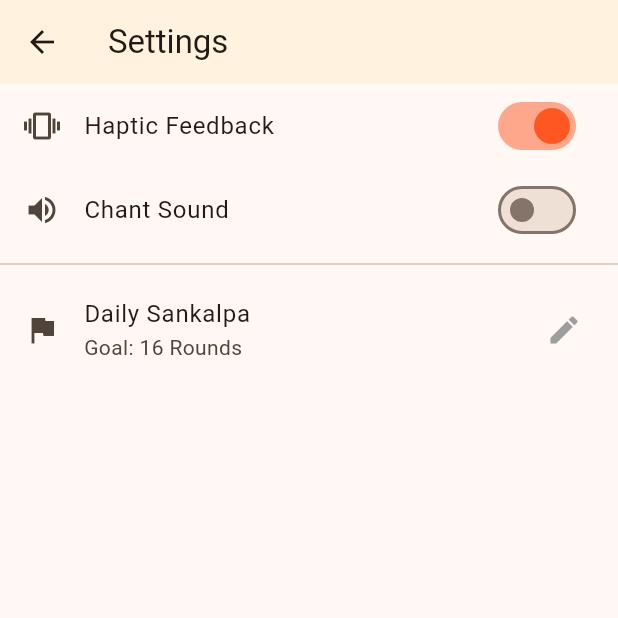
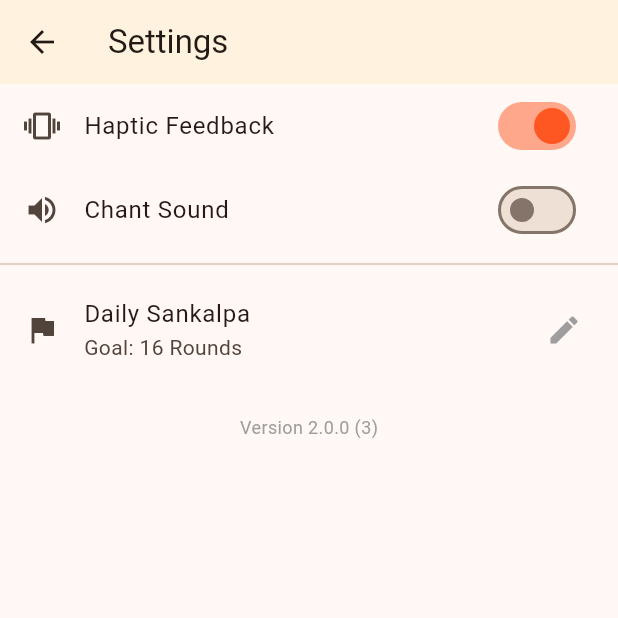
Before and after one commit to hemantrajsen/Smaran-App, a Flutter app: the SettingsScreen screen opened directly, after a tap on "Chant Sound", on a phone screen of 412 x 824 dp, the top half of it. Run offline on Flutter 3.47's test engine with Material 3 defaults, Android fonts, the phone set to English and light mode, and no system bars; our stand-ins replace audioplayers, google_fonts, package_info_plus, shared_preferences; accounts and stored records are empty.

Commit message:
v2.0 is updated and all the bug and flaws are fixed

```diff
--- a/lib/main.dart
+++ b/lib/main.dart
@@ -6,6 +6,7 @@ import 'package:flutter/services.dart';
 import 'dart:ui';
 import 'package:audioplayers/audioplayers.dart';
 import 'dart:math' as math;
+import 'package:package_info_plus/package_info_plus.dart';
 
 // --- CONSTANTS & THEME ---
 const Color kSaffron = Color(0xFFFF9933);
@@ -103,6 +104,7 @@ class _HomeScreenState extends State<HomeScreen>
       await _prefs?.setStringList('history_log', history);
       savedCounter = 0;
       savedMala = 0;
+      if (!mounted) return;
       ScaffoldMessenger.of(context).showSnackBar(
         const SnackBar(
           content: Text('New Day started! Yesterday saved to History. 🌅'),
@@ -285,6 +287,7 @@ class _HomeScreenState extends State<HomeScreen>
                 onChanged: (val) async {
                   setState(() => _isFocusModeOn = val);
                   await _prefs?.setBool('isFocusModeOn', val);
+                  if (!context.mounted) return;
                   Navigator.pop(context);
                 },
               ),
@@ -451,6 +454,7 @@ class _HomeScreenState extends State<HomeScreen>
               child: IconButton(
                 onPressed: () async {
                   await _resetCounts(resetMala: false);
+                  if (!context.mounted) return;
                   if (_shakeCtrl.isAnimating) return;
                   _shakeCtrl.forward(from: 0);
                   ScaffoldMessenger.of(context).showSnackBar(
@@ -718,6 +722,7 @@ class _MantraScreenState extends State<MantraScreen> {
                 setState(() => _mantraList.add(controller.text));
                 final prefs = await SharedPreferences.getInstance();
                 await prefs.setStringList('saved_mantras', _mantraList);
+                if (!context.mounted) return;
                 Navigator.pop(ctx);
               }
             },
@@ -994,11 +999,21 @@ class _SettingsScreenState extends State<SettingsScreen> {
   bool _isVibrationOn = true;
   bool _isSoundOn = true;
   double _targetRounds = 16;
+  String _appVersion = "Loading...";
 
   @override
   void initState() {
     super.initState();
     _loadSettings();
+    _loadAppVersion();
+  }
+
+  Future<void> _loadAppVersion() async {
+    final PackageInfo info = await PackageInfo.fromPlatform();
+    setState(() {
+      // This creates "Version 1.0.0 (Build 1)"
+      _appVersion = "Version ${info.version} (${info.buildNumber})";
+    });
   }
 
   Future<void> _loadSettings() async {
@@ -1042,7 +1057,7 @@ class _SettingsScreenState extends State<SettingsScreen> {
             secondary: const Icon(Icons.volume_up),
             title: const Text("Chant Sound"),
             value: _isSoundOn,
-            activeColor: Colors.deepOrange,
+            activeThumbColor: Colors.deepOrange,
             onChanged: (val) {
               setState(() => _isSoundOn = val);
               _updateSetting('isSoundOn', val);
@@ -1094,6 +1109,15 @@ class _SettingsScreenState extends State<SettingsScreen> {
               }
             },
           ),
+          const SizedBox(height: 20), // Spacing
+          // THE VERSION ROW
+          Center(
+            child: Text(
+              _appVersion,
+              style: const TextStyle(color: Colors.grey, fontSize: 12),
+            ),
+          ),
+          const SizedBox(height: 20),
         ],
       ),
     );
--- a/pubspec.yaml
+++ b/pubspec.yaml
@@ -16,7 +16,7 @@ publish_to: 'none' # Remove this line if you wish to publish to pub.dev
 # https://developer.apple.com/library/archive/documentation/General/Reference/InfoPlistKeyReference/Articles/CoreFoundationKeys.html
 # In Windows, build-name is used as the major, minor, and patch parts
 # of the product and file versions while build-number is used as the build suffix.
-version: 1.0.0+1
+version: 2.0.0+3
 
 environment:
   sdk: ^3.10.3
@@ -38,6 +38,7 @@ dependencies:
   flutter_native_splash: ^2.4.7
   audioplayers: ^6.5.1
   google_fonts: ^6.3.3
+  package_info_plus: ^8.0.0
 
 dev_dependencies:
   flutter_test:
```
Also changed, not shown: pubspec.lock, 4 other files.
